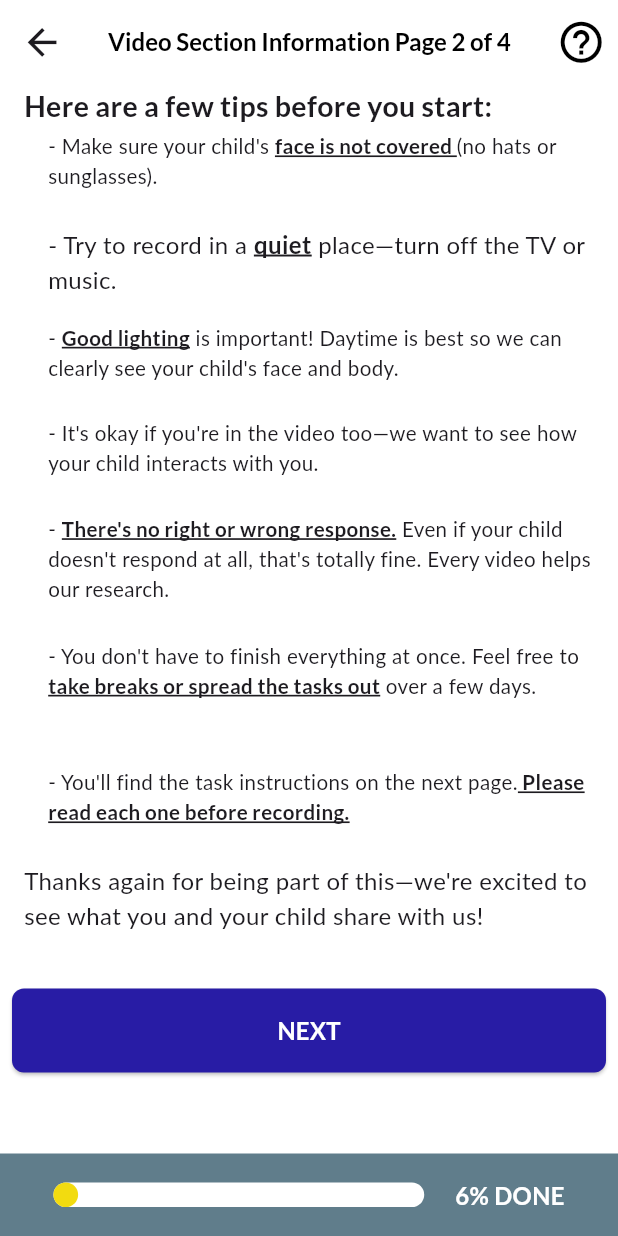
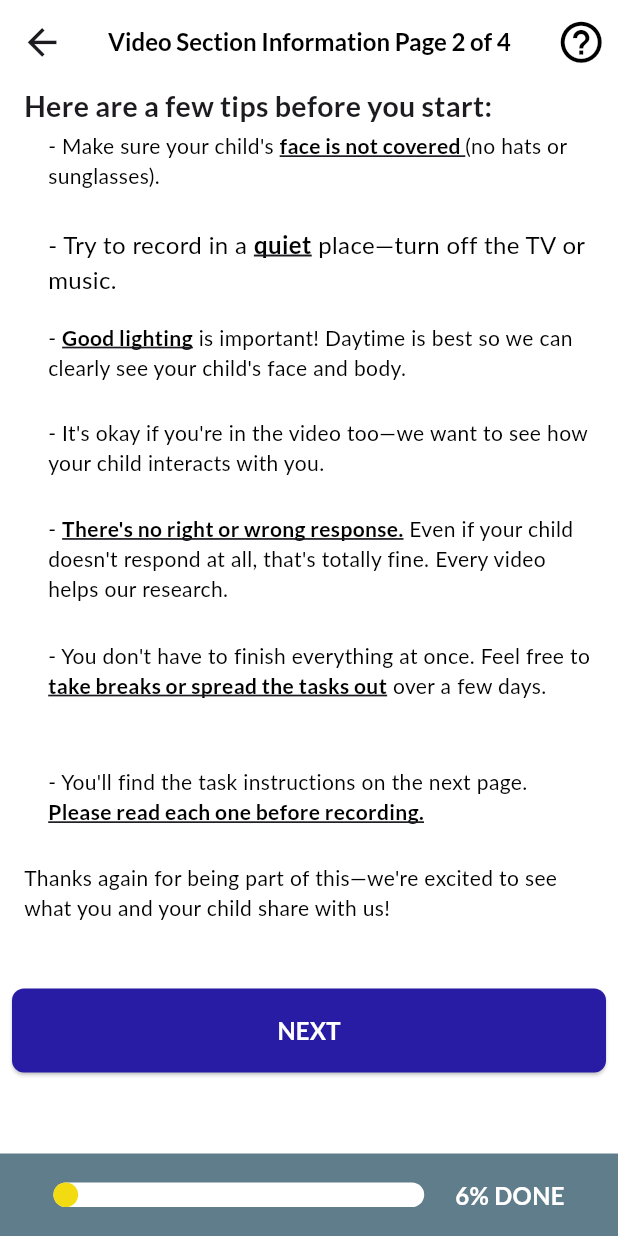
Before and after one commit to kevin200555/autism_ai_test, a Flutter app: the GeneralInstructionsScreen screen opened directly, after a tap on "NEXT", on a phone screen of 412 x 824 dp. Run offline on Flutter 3.47's test engine with Material 3 defaults, Android fonts, the phone set to English and light mode, and no system bars; drawn by our look-alikes of auto_size_text; our stand-ins replace camera, firebase_core, firebase_storage, google_fonts, hive, hive_flutter and 1 more; missing offline and left inert: pdfx; accounts and stored records are empty.

Commit message:
switched body text to use TextSpan instead of TextStyle TextSpan appears to have a different defintion of normal text than TextStyle, so I decided to switch to it since I need to use TextSpan

```diff
--- a/lib/widgets/other/text_types.dart
+++ b/lib/widgets/other/text_types.dart
@@ -112,7 +112,7 @@ class QuestionText extends StatelessWidget {
           minFontSize: minFontSize,
           maxLines: 3,
           style: GoogleFonts.lato(
-            textStyle: TextStyle(fontSize: 20, fontWeight: FontWeight.w700),
+            textStyle: TextStyle(fontSize: 16, fontWeight: FontWeight.w700),
           ),
         ),
       ),
@@ -122,6 +122,7 @@ class QuestionText extends StatelessWidget {
 
 // BodyText is used for general text in the app
 // It is the most commonly used text type and is used for paragraphs, instructions, etc.
+/*
 class BodyText extends StatelessWidget {
   final String text;
   final TextAlign textAlign;
@@ -158,6 +159,52 @@ class BodyText extends StatelessWidget {
     );
   }
 }
+*/
+class BodyText extends StatelessWidget {
+  final String text;
+  final TextAlign textAlign;
+  final double minFontSize;
+  final TextStyle? style;
+  final int maxLines;
+
+  const BodyText(
+    this.text, {
+    super.key,
+    this.textAlign = TextAlign.left,
+    this.minFontSize = 8,
+    this.style,
+    required this.maxLines,
+  });
+
+  @override
+  Widget build(BuildContext context) {
+    return Padding(
+      padding: EdgeInsets.fromLTRB(16, 1, 16, 1),
+      child: SizedBox(
+        width: double.infinity,
+        height: MediaQuery.sizeOf(context).height * 0.025 * maxLines,
+        child: AutoSizeText.rich(
+          TextSpan(
+            text: text,
+            style: GoogleFonts.lato(
+              textStyle: TextStyle(fontSize: 14, fontWeight: FontWeight.w400),
+            ),
+          ),
+          textAlign: textAlign,
+          minFontSize: minFontSize,
+          maxLines: maxLines,
+          style: GoogleFonts.lato(
+            textStyle: TextStyle(
+              fontSize: 16,
+              fontWeight: FontWeight.normal,
+              color: ColorTheme.textColor,
+            ),
+          ),
+        ),
+      ),
+    );
+  }
+}
 
 class AlternateBodyText extends StatelessWidget {
   final String text;
@@ -184,7 +231,11 @@ class AlternateBodyText extends StatelessWidget {
         textAlign: textAlign,
         minFontSize: minFontSize,
         style: GoogleFonts.lato(
-          textStyle: TextStyle(fontSize: 16, fontWeight: FontWeight.w400, color: color),
+          textStyle: TextStyle(
+            fontSize: 16,
+            fontWeight: FontWeight.w400,
+            color: color,
+          ),
         ),
       ),
     );
@@ -297,6 +348,13 @@ class RichBodyText extends StatelessWidget {
           textAlign: textAlign,
           minFontSize: minFontSize,
           maxLines: maxLines,
+          style: GoogleFonts.lato(
+            textStyle: TextStyle(
+              fontSize: 16,
+              fontWeight: FontWeight.bold,
+              color: ColorTheme.textColor,
+            ),
+          ),
         ),
       ),
     );
```
